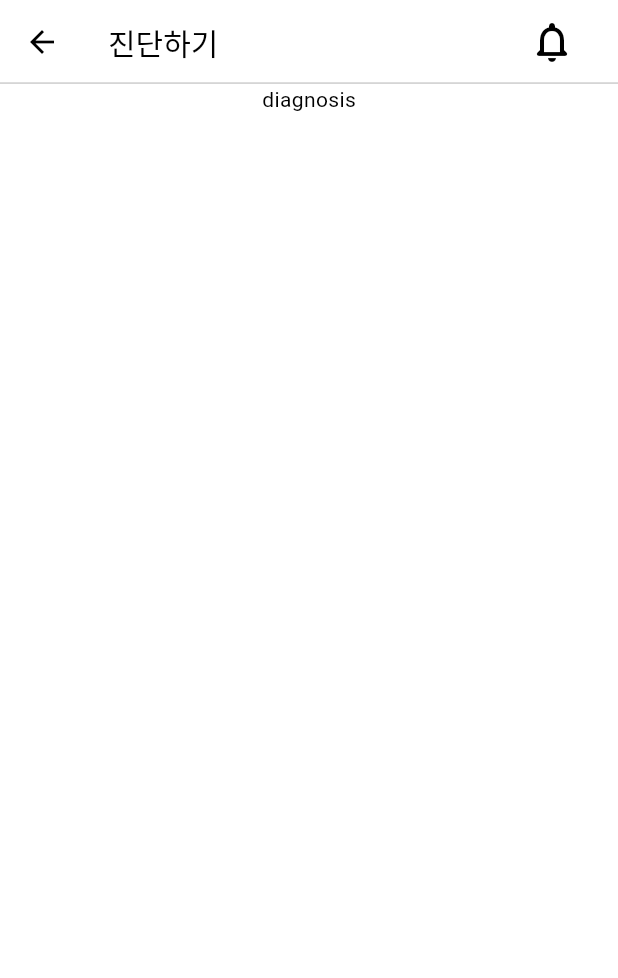
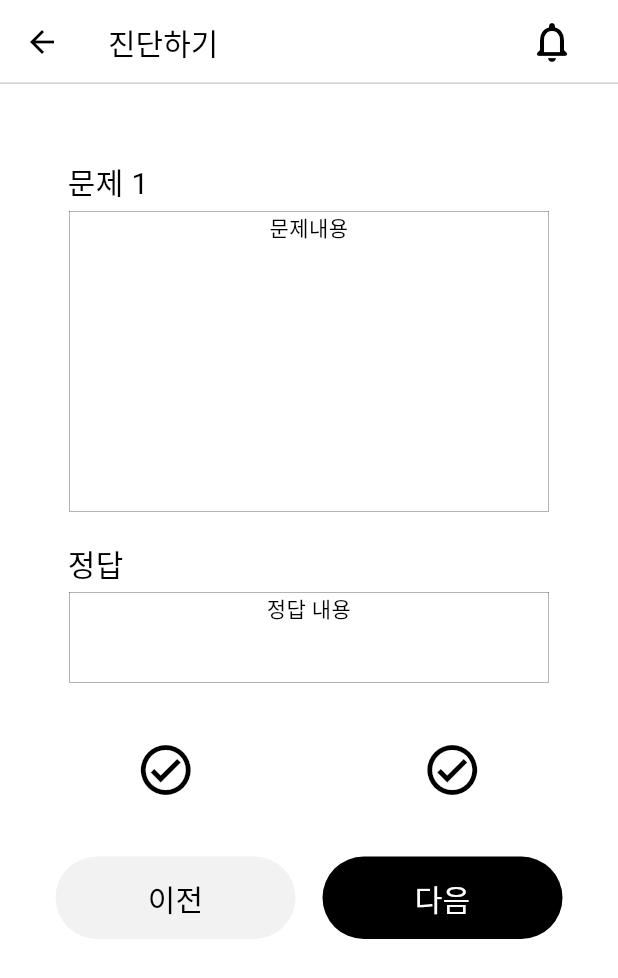
Before and after one commit to AntiHeimer/front, a Flutter app: the DiagnosisPage screen opened directly, on a phone screen of 412 x 824 dp. Shown: the top 978 px of the screen. Run offline on Flutter 3.47's test engine with Material 3 defaults, Android fonts, the phone set to English and light mode, and no system bars; our stand-ins replace flutter_dotenv.

Commit message:
daignosis templete

```diff
--- a/lib/Diagnosis/page/diagnosis_page.dart
+++ b/lib/Diagnosis/page/diagnosis_page.dart
@@ -1,4 +1,6 @@
 import 'package:anti_heimer/Main/component/app_bar/app_bar3.dart';
+import 'package:anti_heimer/Main/component/main_button_small_black.dart';
+import 'package:anti_heimer/Main/component/main_button_small_gray.dart';
 import 'package:flutter/material.dart';
 
 class DiagnosisPage extends StatefulWidget {
@@ -17,8 +19,102 @@ class _DiagnosisPageState extends State<DiagnosisPage> {
       appBar: const AppBarWidget3(title: '진단하기'),
       body: Center(
           child: Column(
-        children: <Widget>[Text('diagnosis')],
+        children: <Widget>[
+          const Padding(padding: EdgeInsets.only(bottom: 50)),
+          QuestionBox(),
+          const Padding(padding: EdgeInsets.only(bottom: 20)),
+          AnswerBox(),
+          const Padding(padding: EdgeInsets.only(bottom: 30)),
+          Row(
+            mainAxisAlignment: MainAxisAlignment.center,
+            children: <Widget>[
+              IconButton(
+                  onPressed: () {},
+                  icon: Icon(
+                    Icons.check_circle_outline_outlined,
+                    size: 40,
+                  )),
+              Padding(padding: EdgeInsets.only(left: 135)),
+              IconButton(
+                onPressed: () {},
+                icon: Icon(
+                  Icons.check_circle_outline_outlined,
+                  size: 40,
+                ),
+              ),
+            ],
+          ),
+          Padding(padding: EdgeInsets.only(top: 30)),
+          Row(
+            mainAxisAlignment: MainAxisAlignment.center,
+            children: <Widget>[
+              MainButtonSmallGray(text: '이전', onPressed: () {}),
+              Padding(padding: EdgeInsets.only(left: 18)),
+              MainButtonSmallBlack(text: '다음', onPressed: () {}),
+            ],
+          ),
+        ],
       )),
     );
   }
 }
+
+class QuestionBox extends StatelessWidget {
+  @override
+  Widget build(BuildContext context) {
+    return Column(
+      children: <Widget>[
+        const Row(
+          mainAxisAlignment: MainAxisAlignment.start,
+          children: <Widget>[
+            Padding(padding: EdgeInsets.only(left: 45)),
+            Text(
+              '문제 1',
+              style: TextStyle(fontSize: 20),
+            ),
+          ],
+        ),
+        const Padding(padding: EdgeInsets.only(bottom: 5)),
+        Container(
+          width: 320,
+          height: 200,
+          decoration: BoxDecoration(border: Border.all(width: 0.2)),
+          child: const Text(
+            "문제내용",
+            textAlign: TextAlign.center,
+          ),
+        ),
+      ],
+    );
+  }
+}
+
+class AnswerBox extends StatelessWidget {
+  @override
+  Widget build(BuildContext context) {
+    return Column(
+      children: <Widget>[
+        const Row(
+          mainAxisAlignment: MainAxisAlignment.start,
+          children: <Widget>[
+            Padding(padding: EdgeInsets.only(left: 45)),
+            Text(
+              '정답',
+              style: TextStyle(fontSize: 20),
+            ),
+          ],
+        ),
+        const Padding(padding: EdgeInsets.only(bottom: 5)),
+        Container(
+          width: 320,
+          height: 60,
+          decoration: BoxDecoration(border: Border.all(width: 0.2)),
+          child: const Text(
+            "정답 내용",
+            textAlign: TextAlign.center,
+          ),
+        ),
+      ],
+    );
+  }
+}
--- /dev/null
+++ b/lib/Main/component/main_button_small_black.dart
@@ -0,0 +1,29 @@
+import 'package:flutter/material.dart';
+
+class MainButtonSmallBlack extends StatelessWidget {
+  final String text;
+  final VoidCallback onPressed;
+
+  const MainButtonSmallBlack({
+    required this.text,
+    required this.onPressed,
+    Key? key,
+  }) : super(key: key);
+
+  @override
+  Widget build(BuildContext context) {
+    return SizedBox(
+      width: 160,
+      height: 55,
+      child: TextButton(
+        onPressed: onPressed,
+        style: TextButton.styleFrom(
+            backgroundColor: Colors.black, foregroundColor: Colors.white),
+        child: Text(
+          text,
+          style: const TextStyle(fontSize: 20, fontWeight: FontWeight.w500),
+        ),
+      ),
+    );
+  }
+}
--- /dev/null
+++ b/lib/Main/component/main_button_small_gray.dart
@@ -0,0 +1,30 @@
+import 'package:flutter/material.dart';
+
+class MainButtonSmallGray extends StatelessWidget {
+  final String text;
+  final VoidCallback onPressed;
+
+  const MainButtonSmallGray({
+    required this.text,
+    required this.onPressed,
+    Key? key,
+  }) : super(key: key);
+
+  @override
+  Widget build(BuildContext context) {
+    return SizedBox(
+      width: 160,
+      height: 55,
+      child: TextButton(
+        onPressed: onPressed,
+        style: TextButton.styleFrom(
+            backgroundColor: Color.fromRGBO(242, 242, 242, 1),
+            foregroundColor: Colors.black),
+        child: Text(
+          text,
+          style: const TextStyle(fontSize: 20, fontWeight: FontWeight.w500),
+        ),
+      ),
+    );
+  }
+}
```
